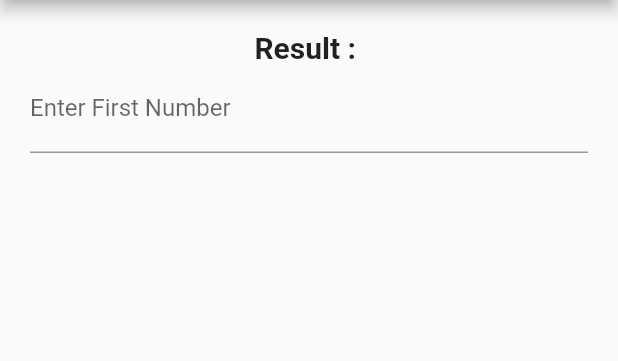
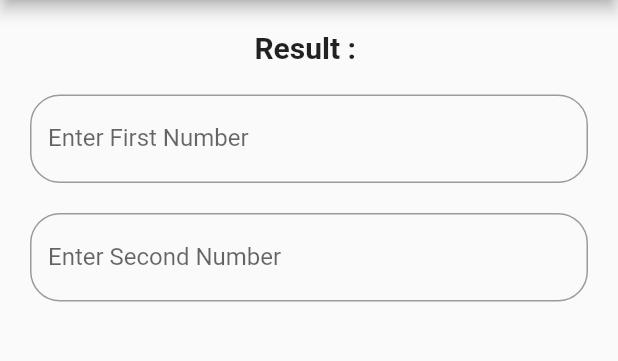
Before and after one commit to Topdog1000/Simple-Calculator-App, a Flutter app: the screen it shows after launch, on a phone screen of 412 x 824 dp, the part 84-445 px from its top. Run offline on Flutter 3.47's test engine with Material 2 defaults, Android fonts, the phone set to English and light mode, and no system bars.

Commit message:
commiting second number textfield

```diff
--- a/lib/main.dart
+++ b/lib/main.dart
@@ -29,11 +29,24 @@ class _MyAppState extends State<MyApp> {
               "Result : ",
               style: TextStyle(fontSize: 20, fontWeight: FontWeight.bold),
             ),
+            SizedBox(height: 20,
+            ),
             TextField(
               decoration: InputDecoration(
-                labelText: "Enter First Number"
+                labelText: "Enter First Number",
+                border: OutlineInputBorder(
+                  borderRadius: BorderRadius.circular(20)
+                )
               ),
-            )
+            ),
+            SizedBox(height: 20,
+            ),
+            TextField(
+              decoration: InputDecoration(
+                  labelText: "Enter Second Number",
+                  border: OutlineInputBorder(
+                      borderRadius: BorderRadius.circular(20))),
+            ),
           ],
         ),
       ),
```
